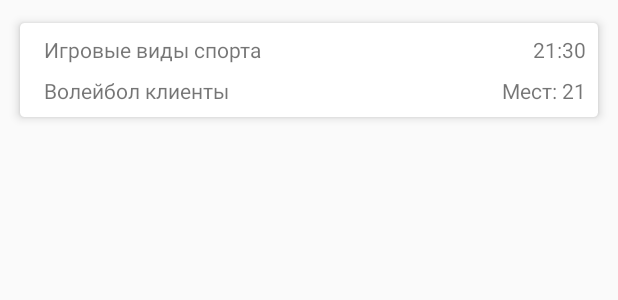
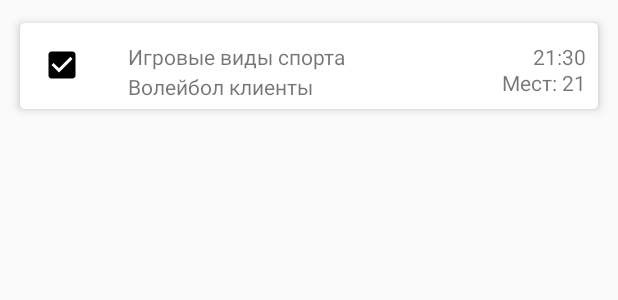
Before and after one commit to olegivo/AFS, an Android app: the layout row_schedule_item.xml on its own in the app's theme, with its tools: preview values and no code run, on a phone screen of 412 x 824 dp. Shown: the top 300 px of the screen. Run offline under Robolectric (Android 15) with nearby library versions, the phone set to English and light mode, and no system bars.

Commit message:
show reserve status in schedule list

```diff
--- a/app/src/main/java/ru/olegivo/afs/schedule/android/SchedulesAdapter.kt
+++ b/app/src/main/java/ru/olegivo/afs/schedule/android/SchedulesAdapter.kt
@@ -6,6 +6,7 @@ import android.view.LayoutInflater
 import android.view.View
 import android.view.ViewGroup
 import androidx.recyclerview.widget.RecyclerView
+import kotlinx.android.synthetic.main.row_schedule_item.view.imageViewIsReserved
 import kotlinx.android.synthetic.main.row_schedule_item.view.textViewActivity
 import kotlinx.android.synthetic.main.row_schedule_item.view.textViewDuty
 import kotlinx.android.synthetic.main.row_schedule_item.view.textViewGroup
@@ -22,6 +23,10 @@ class SchedulesAdapter(context: Context, private val onItemClick: (Schedule) ->
         ScheduleViewHolder(inflater, parent)
 
     override fun onBindViewHolder(holder: RecyclerView.ViewHolder, item: Schedule) {
+        val res =
+            if (item.isReserved) R.drawable.ic_check_box_black_24dp else R.drawable.ic_check_box_outline_blank_black_24dp
+        holder.itemView.imageViewIsReserved.setImageResource(res)
+
         holder.itemView.textViewGroup.text = item.group
         holder.itemView.textViewActivity.text = item.activity
         holder.itemView.textViewDuty.text = hoursMinutesFormat.format(item.datetime)
--- a/app/src/main/java/ru/olegivo/afs/schedule/data/ScheduleDbSource.kt
+++ b/app/src/main/java/ru/olegivo/afs/schedule/data/ScheduleDbSource.kt
@@ -1,8 +1,11 @@
 package ru.olegivo.afs.schedule.data
 
 import io.reactivex.Completable
+import io.reactivex.Single
 import ru.olegivo.afs.schedule.domain.models.Schedule
+import java.util.*
 
 interface ScheduleDbSource {
     fun setScheduleReserved(schedule: Schedule): Completable
+    fun getReservedScheduleIds(from: Date, until: Date): Single<List<Long>>
 }
--- a/app/src/main/java/ru/olegivo/afs/schedule/db/ScheduleDao.kt
+++ b/app/src/main/java/ru/olegivo/afs/schedule/db/ScheduleDao.kt
@@ -2,8 +2,11 @@ package ru.olegivo.afs.schedule.db
 
 import androidx.room.Dao
 import androidx.room.Insert
+import androidx.room.Query
 import io.reactivex.Completable
+import io.reactivex.Single
 import ru.olegivo.afs.schedule.db.models.ReservedSchedule
+import java.util.*
 
 @Dao
 abstract class ScheduleDao {
@@ -11,4 +14,6 @@ abstract class ScheduleDao {
     @Insert
     abstract fun addReservedSchedule(reservedSchedule: ReservedSchedule): Completable
 
+    @Query("select id from reservedSchedules where datetime >= :from and datetime < :until")
+    abstract fun getReservedScheduleIds(from: Date, until: Date): Single<List<Long>>
 }
--- a/app/src/main/java/ru/olegivo/afs/schedule/domain/models/Schedule.kt
+++ b/app/src/main/java/ru/olegivo/afs/schedule/domain/models/Schedule.kt
@@ -21,5 +21,7 @@ data class Schedule(
     // Всего мест: 21
     val totalSlots: Int?,
     // Свободно мест: 5
-    val availableSlots: Int?
+    val availableSlots: Int?,
+    // Я записан на это занятие
+    val isReserved: Boolean
 )
--- /dev/null
+++ b/app/src/main/res/drawable/ic_check_box_black_24dp.xml
@@ -0,0 +1,9 @@
+<vector xmlns:android="http://schemas.android.com/apk/res/android"
+        android:width="24dp"
+        android:height="24dp"
+        android:viewportWidth="24.0"
+        android:viewportHeight="24.0">
+    <path
+        android:fillColor="#FF000000"
+        android:pathData="M19,3L5,3c-1.11,0 -2,0.9 -2,2v14c0,1.1 0.89,2 2,2h14c1.11,0 2,-0.9 2,-2L21,5c0,-1.1 -0.89,-2 -2,-2zM10,17l-5,-5 1.41,-1.41L10,14.17l7.59,-7.59L19,8l-9,9z"/>
+</vector>
--- a/app/src/main/res/layout/row_schedule_item.xml
+++ b/app/src/main/res/layout/row_schedule_item.xml
@@ -5,10 +5,10 @@
         xmlns:tools="http://schemas.android.com/tools"
         android:id="@+id/cardview"
         android:layout_width="match_parent"
-        android:layout_height="wrap_content"
+        android:layout_height="72dp"
         android:layout_marginStart="8dp"
+        android:layout_marginTop="8dp"
         android:layout_marginEnd="8dp"
-        android:layout_marginTop="8dp"
         card_view:cardCornerRadius="3dp"
         card_view:cardElevation="4dp"
         card_view:cardUseCompatPadding="true"
@@ -16,7 +16,7 @@
 
     <androidx.constraintlayout.widget.ConstraintLayout
             android:layout_width="match_parent"
-            android:layout_height="wrap_content"
+            android:layout_height="match_parent"
             android:orientation="vertical"
             >
 
@@ -24,12 +24,13 @@
                 android:id="@+id/textViewGroup"
                 android:layout_width="0dp"
                 android:layout_height="wrap_content"
-                android:layout_marginStart="16dp"
-                android:layout_marginTop="8dp"
+                android:layout_marginStart="32dp"
+                android:layout_marginEnd="28dp"
+                android:layout_marginBottom="20dp"
                 android:maxLines="2"
+                app:layout_constraintBottom_toBottomOf="@+id/guidelinePrimaryText"
                 app:layout_constraintEnd_toStartOf="@+id/textViewDuty"
-                app:layout_constraintStart_toStartOf="parent"
-                app:layout_constraintTop_toTopOf="parent"
+                app:layout_constraintStart_toEndOf="@+id/imageViewIsReserved"
                 tools:text="Игровые виды спорта"
                 />
 
@@ -37,11 +38,8 @@
                 android:id="@+id/textViewActivity"
                 android:layout_width="wrap_content"
                 android:layout_height="wrap_content"
-                android:layout_marginTop="8dp"
-                android:layout_marginBottom="8dp"
-                app:layout_constraintBottom_toBottomOf="parent"
+                app:layout_constraintBottom_toBottomOf="@id/guidelinePrimaryText"
                 app:layout_constraintStart_toStartOf="@+id/textViewGroup"
-                app:layout_constraintTop_toBottomOf="@+id/textViewGroup"
                 tools:text="Волейбол клиенты"
                 />
 
@@ -60,11 +58,30 @@
                 android:id="@+id/textViewSlots"
                 android:layout_width="wrap_content"
                 android:layout_height="wrap_content"
-                android:layout_marginEnd="8dp"
                 android:layout_marginBottom="8dp"
                 app:layout_constraintBottom_toBottomOf="parent"
-                app:layout_constraintEnd_toEndOf="parent"
+                app:layout_constraintEnd_toEndOf="@+id/textViewDuty"
                 tools:text="Мест: 21"
+                />
+
+        <ImageView
+                android:id="@+id/imageViewIsReserved"
+                android:layout_width="wrap_content"
+                android:layout_height="wrap_content"
+                android:layout_marginStart="16dp"
+                android:layout_marginTop="16dp"
+                app:layout_constraintStart_toStartOf="parent"
+                app:layout_constraintTop_toTopOf="parent"
+                card_view:srcCompat="@drawable/ic_check_box_black_24dp"
+                />
+
+        <androidx.constraintlayout.widget.Guideline
+                android:id="@+id/guidelinePrimaryText"
+                android:layout_width="wrap_content"
+                android:layout_height="wrap_content"
+                android:orientation="horizontal"
+                app:layout_constraintGuide_begin="52dp"
+                app:layout_constraintTop_toTopOf="parent"
                 />
 
     </androidx.constraintlayout.widget.ConstraintLayout>
```
Also changed, not shown: app/src/main/java/ru/olegivo/afs/reserve/android/ReserveFragment.kt (+41 -22 lines), app/src/main/java/ru/olegivo/afs/schedule/data/ScheduleRepositoryImpl.kt (+21 -2 lines), app/src/main/java/ru/olegivo/afs/schedule/db/ScheduleDbSourceImpl.kt (+6 -1 lines), app/src/main/res/drawable/ic_check_box_outline_blank_black_24dp.xml (added, +9 -0 lines), 3 other files.
